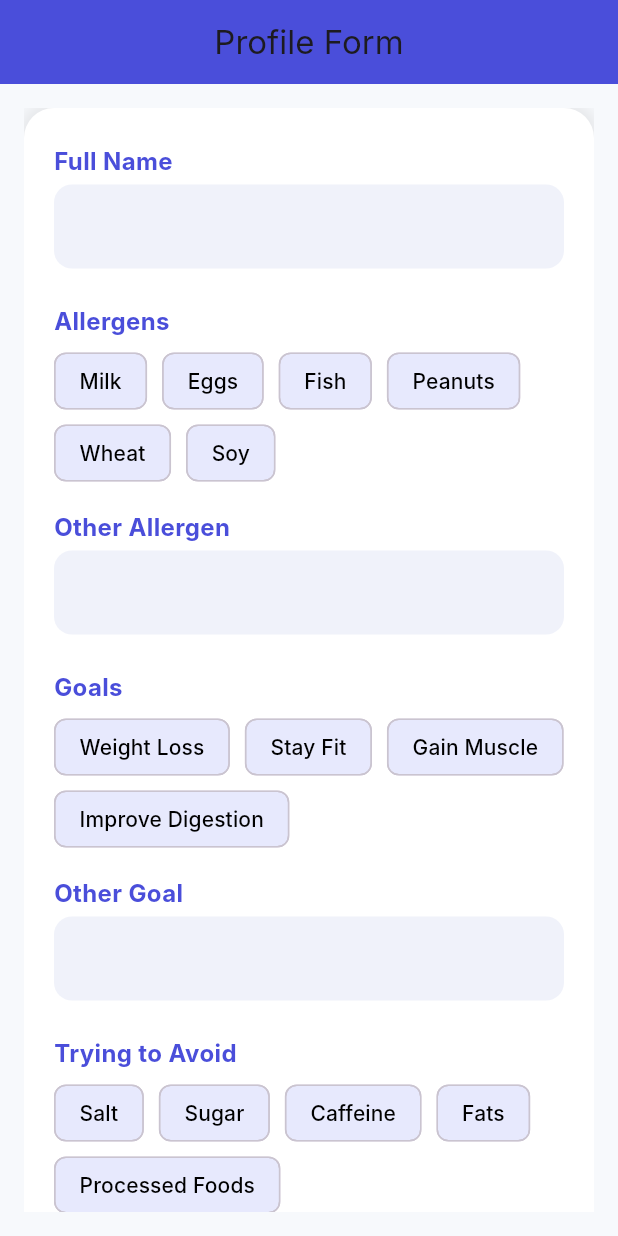
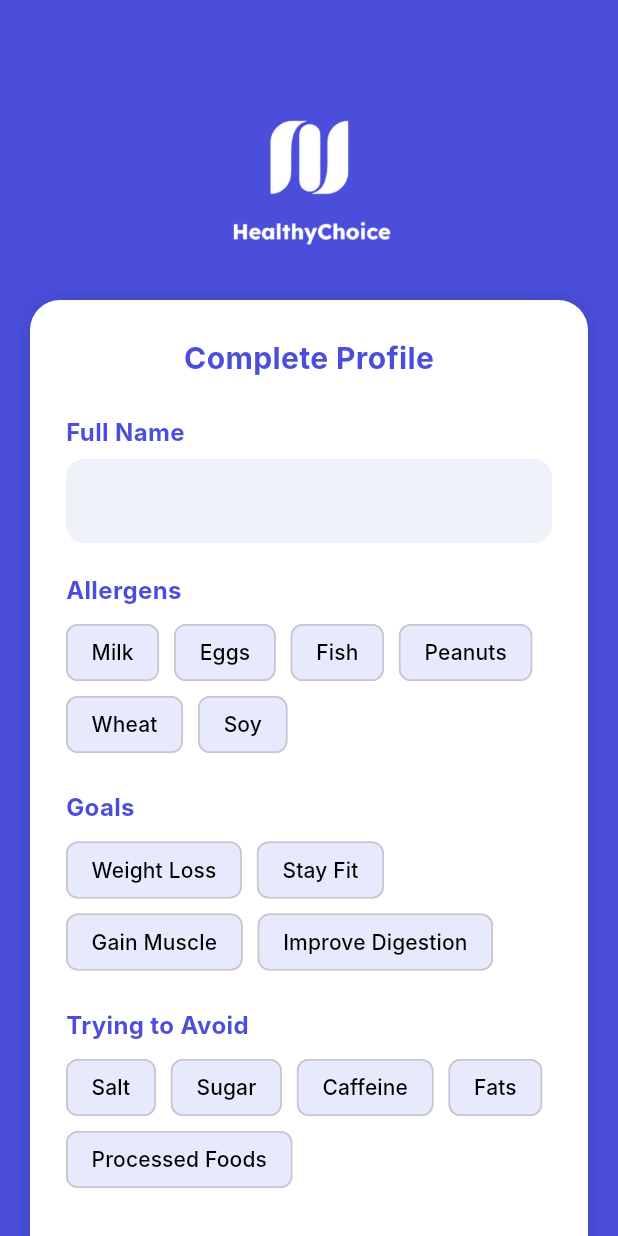
Before and after one commit to VikramDevadiga/HealthyChoice, a Flutter app: the ProfileForm screen opened directly, on a phone screen of 412 x 824 dp. Run offline on Flutter 3.47's test engine with Material 3 defaults, Android fonts, the phone set to English and light mode, and no system bars; our stand-ins replace audioplayers, flutter_tts, flutter_typeahead, shared_preferences; missing offline and left inert: mobile_scanner; accounts and stored records are empty; Roboto replaces fonts that are missing (Inter).

Commit message:
Profile Ui updated

```diff
--- a/lib/screens/profile_form.dart
+++ b/lib/screens/profile_form.dart
@@ -11,75 +11,66 @@ class ProfileForm extends StatefulWidget {
 
 class _ProfileFormState extends State<ProfileForm> {
   final TextEditingController nameController = TextEditingController();
-  final TextEditingController otherAllergenController = TextEditingController();
-  final TextEditingController otherGoalController = TextEditingController();
-  final TextEditingController otherAvoidController = TextEditingController();
-
   final List<String> allergens = [];
   final List<String> goals = [];
   final List<String> avoidItems = [];
 
   void handleSubmit() async {
     SharedPreferences prefs = await SharedPreferences.getInstance();
-
     await prefs.setString('full_name', nameController.text);
     await prefs.setStringList('allergens', allergens);
-    await prefs.setString('other_allergen', otherAllergenController.text);
     await prefs.setStringList('goals', goals);
-    await prefs.setString('other_goal', otherGoalController.text);
     await prefs.setStringList('avoid', avoidItems);
-    await prefs.setString('other_avoid', otherAvoidController.text);
-
-    Navigator.pushReplacement(
-      context,
-      MaterialPageRoute(builder: (context) => HomeScreen()),
-    );
+    Navigator.pushReplacement(context, MaterialPageRoute(builder: (_) => HomeScreen()));
   }
 
   void toggleChip(List<String> list, String value) {
-    setState(() {
-      if (list.contains(value)) {
-        list.remove(value);
-      } else {
-        list.add(value);
-      }
-    });
+    setState(() => list.contains(value) ? list.remove(value) : list.add(value));
   }
 
   @override
   Widget build(BuildContext context) {
     return Scaffold(
-      backgroundColor: const Color(0xFFF7F9FC),
-      appBar: AppBar(
       backgroundColor: const Color(0xFF4A4EDA),
-        title: const Text('Profile Form'),
-        centerTitle: true,
+      body: SingleChildScrollView(
+        padding: const EdgeInsets.all(20.0),
+        child: Column(
+          children: [
+            const SizedBox(height: 40),
+            Center(
+              child: Image.asset(
+                'assets/images/logo.png',
+                height: 120,
               ),
-      body: Padding(
-        padding: const EdgeInsets.all(16.0),
-        child: SingleChildScrollView(
-          child: Container(
-            padding: const EdgeInsets.all(20.0),
+            ),
+            const SizedBox(height: 20),
+            Container(
+              width: double.infinity,
+              padding: const EdgeInsets.all(24.0),
               decoration: BoxDecoration(
                 color: Colors.white,
                 borderRadius: BorderRadius.circular(20),
-              boxShadow: [
-                BoxShadow(
-                  color: Colors.grey.withOpacity(0.2),
-                  spreadRadius: 3,
-                  blurRadius: 8,
-                ),
-              ],
+                boxShadow: [BoxShadow(color: Colors.black12, blurRadius: 10)],
               ),
               child: Column(
                 crossAxisAlignment: CrossAxisAlignment.start,
                 children: [
+                  Center(
+                    child: Text(
+                      "Complete Profile",
+                      style: TextStyle(
+                        fontSize: 20,
+                        fontWeight: FontWeight.bold,
+                        color: Color(0xFF4A4EDA),
+                      ),
+                    ),
+                  ),
+                  const SizedBox(height: 24),
                   customLabel("Full Name"),
                   TextFormField(
                     controller: nameController,
                     decoration: customInputDecoration(),
                   ),
-
                   const SizedBox(height: 20),
                   customLabel("Allergens"),
                   Wrap(
@@ -93,13 +84,6 @@ class _ProfileFormState extends State<ProfileForm> {
                       allergenChip("Soy"),
                     ],
                   ),
-                const SizedBox(height: 10),
-                customLabel("Other Allergen"),
-                TextFormField(
-                  controller: otherAllergenController,
-                  decoration: customInputDecoration(),
-                ),
-
                   const SizedBox(height: 20),
                   customLabel("Goals"),
                   Wrap(
@@ -111,13 +95,6 @@ class _ProfileFormState extends State<ProfileForm> {
                       goalChip("Improve Digestion"),
                     ],
                   ),
-                const SizedBox(height: 10),
-                customLabel("Other Goal"),
-                TextFormField(
-                  controller: otherGoalController,
-                  decoration: customInputDecoration(),
-                ),
-
                   const SizedBox(height: 20),
                   customLabel("Trying to Avoid"),
                   Wrap(
@@ -130,13 +107,6 @@ class _ProfileFormState extends State<ProfileForm> {
                       avoidChip("Processed Foods"),
                     ],
                   ),
-                const SizedBox(height: 10),
-                customLabel("Other Item to Avoid"),
-                TextFormField(
-                  controller: otherAvoidController,
-                  decoration: customInputDecoration(),
-                ),
-
                   const SizedBox(height: 30),
                   SizedBox(
                     width: double.infinity,
@@ -150,14 +120,19 @@ class _ProfileFormState extends State<ProfileForm> {
                       ),
                       onPressed: handleSubmit,
                       child: const Text(
-                      "Submit",
-                      style: TextStyle(fontSize: 16),
+                        "Done",
+                        style: TextStyle(
+                          fontSize: 19,
+                          color: Colors.white,
+                          fontWeight: FontWeight.bold,
+                        ),
                       ),
                     ),
                   ),
                 ],
               ),
             ),
+          ],
         ),
       ),
     );
@@ -165,7 +140,7 @@ class _ProfileFormState extends State<ProfileForm> {
 
   Widget customLabel(String title) {
     return Padding(
-      padding: const EdgeInsets.symmetric(vertical: 4.0),
+      padding: const EdgeInsets.only(bottom: 6.0),
       child: Text(
         title,
         style: const TextStyle(
@@ -188,33 +163,15 @@ class _ProfileFormState extends State<ProfileForm> {
     );
   }
 
-  Widget allergenChip(String title) {
+  Widget allergenChip(String title) => chipWidget(title, allergens);
+  Widget goalChip(String title) => chipWidget(title, goals);
+  Widget avoidChip(String title) => chipWidget(title, avoidItems);
+
+  Widget chipWidget(String title, List<String> targetList) {
     return FilterChip(
       label: Text(title),
-      selected: allergens.contains(title),
-      onSelected: (_) => toggleChip(allergens, title),
-      backgroundColor: const Color(0xFFE7E9FD),
-      selectedColor: const Color(0xFF4A4EDA),
-      labelStyle: const TextStyle(color: Colors.black),
-    );
-  }
-
-  Widget goalChip(String title) {
-    return FilterChip(
-      label: Text(title),
-      selected: goals.contains(title),
-      onSelected: (_) => toggleChip(goals, title),
-      backgroundColor: const Color(0xFFE7E9FD),
-      selectedColor: const Color(0xFF4A4EDA),
-      labelStyle: const TextStyle(color: Colors.black),
-    );
-  }
-
-  Widget avoidChip(String title) {
-    return FilterChip(
-      label: Text(title),
-      selected: avoidItems.contains(title),
-      onSelected: (_) => toggleChip(avoidItems, title),
+      selected: targetList.contains(title),
+      onSelected: (_) => toggleChip(targetList, title),
       backgroundColor: const Color(0xFFE7E9FD),
       selectedColor: const Color(0xFF4A4EDA),
       labelStyle: const TextStyle(color: Colors.black),
```
Also changed, not shown: lib/screens/search_page.dart (deleted, +0 -101 lines), pubspec.lock, 4 other files. Lines whose indentation alone changed are shown as unchanged.
